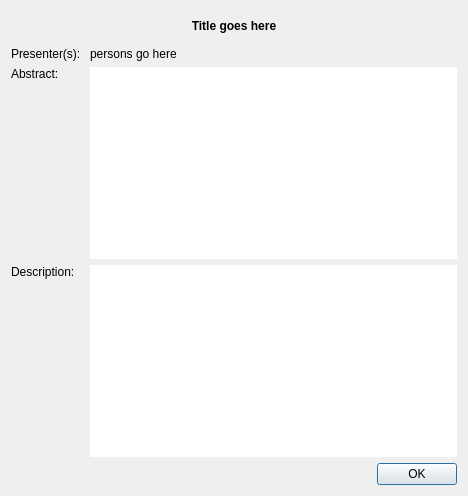
Before: the Qt Designer form src/gui/eventdialog.ui in edulix/confclerk, drawn with Qt 5.
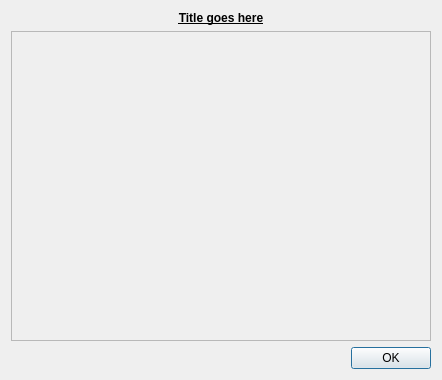
After: the same form once the commit is applied.

Commit message: GUI work on Event Details dialog

What changed in the file:
```diff
--- a/src/gui/eventdialog.ui
+++ b/src/gui/eventdialog.ui
@@ -5,8 +5,8 @@
    <rect>
     <x>0</x>
     <y>0</y>
-    <width>468</width>
-    <height>496</height>
+    <width>442</width>
+    <height>380</height>
    </rect>
   </property>
   <property name="sizePolicy" >
@@ -27,7 +27,7 @@
      <item>
       <widget class="QLabel" name="title" >
        <property name="sizePolicy" >
-        <sizepolicy vsizetype="MinimumExpanding" hsizetype="MinimumExpanding" >
+        <sizepolicy vsizetype="Minimum" hsizetype="MinimumExpanding" >
          <horstretch>0</horstretch>
          <verstretch>0</verstretch>
         </sizepolicy>
@@ -36,6 +36,7 @@
         <font>
          <weight>75</weight>
          <bold>true</bold>
+         <underline>true</underline>
         </font>
        </property>
        <property name="text" >
@@ -50,80 +51,21 @@
       </widget>
      </item>
      <item>
-      <layout class="QGridLayout" name="gridLayout_2" >
-       <item row="1" column="1" >
-        <widget class="QLabel" name="label_2" >
-         <property name="text" >
-          <string>Presenter(s): </string>
-         </property>
-        </widget>
-       </item>
-       <item row="1" column="2" >
-        <widget class="QLabel" name="persons" >
-         <property name="text" >
-          <string>persons go here</string>
-         </property>
-        </widget>
-       </item>
-       <item row="2" column="1" >
-        <widget class="QLabel" name="label_3" >
-         <property name="text" >
-          <string>Abstract:</string>
-         </property>
-         <property name="alignment" >
-          <set>Qt::AlignLeading|Qt::AlignLeft|Qt::AlignTop</set>
-         </property>
-        </widget>
-       </item>
-       <item row="2" column="2" >
-        <widget class="QPlainTextEdit" name="abstract" >
-         <property name="autoFillBackground" >
-          <bool>false</bool>
-         </property>
-         <property name="frameShape" >
-          <enum>QFrame::NoFrame</enum>
-         </property>
-         <property name="frameShadow" >
-          <enum>QFrame::Plain</enum>
-         </property>
-         <property name="lineWidth" >
-          <number>1</number>
-         </property>
-         <property name="readOnly" >
-          <bool>true</bool>
-         </property>
-         <property name="backgroundVisible" >
-          <bool>false</bool>
-         </property>
-         <property name="centerOnScroll" >
-          <bool>false</bool>
-         </property>
-        </widget>
-       </item>
-       <item row="3" column="1" >
-        <widget class="QLabel" name="label" >
-         <property name="text" >
-          <string>Description:</string>
-         </property>
-         <property name="alignment" >
-          <set>Qt::AlignLeading|Qt::AlignLeft|Qt::AlignTop</set>
-         </property>
-        </widget>
-       </item>
-       <item row="3" column="2" >
-        <widget class="QPlainTextEdit" name="description" >
-         <property name="frameShape" >
-          <enum>QFrame::NoFrame</enum>
-         </property>
-         <property name="frameShadow" >
-          <enum>QFrame::Plain</enum>
-         </property>
-         <property name="readOnly" >
-          <bool>true</bool>
-         </property>
-        </widget>
-       </item>
-      </layout>
+      <widget class="QScrollArea" name="scrollArea" >
+       <property name="widgetResizable" >
+        <bool>true</bool>
+       </property>
+       <widget class="QWidget" name="scrollAreaWidgetContents" >
+        <property name="geometry" >
+         <rect>
+          <x>0</x>
+          <y>0</y>
+          <width>418</width>
+          <height>296</height>
+         </rect>
+        </property>
+       </widget>
+      </widget>
      </item>
      <item>
       <layout class="QHBoxLayout" name="horizontalLayout" >
```
The commit also changes 2 other files.
